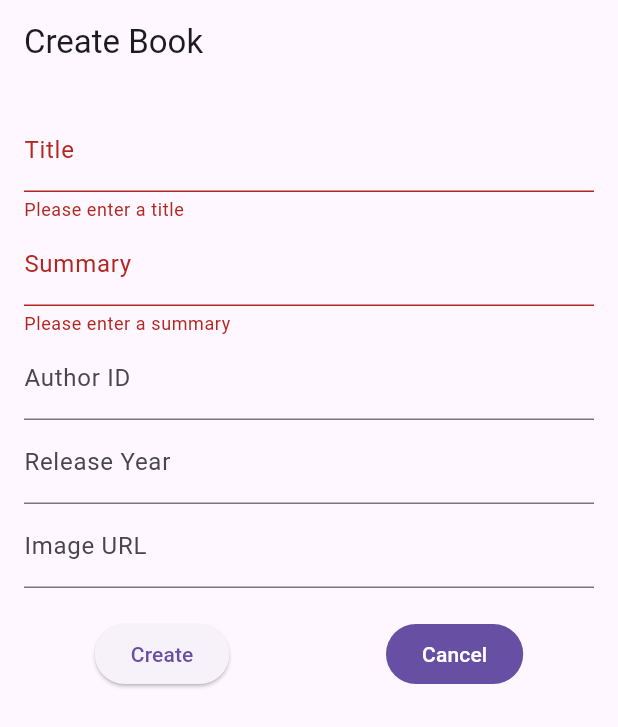
After one commit to Marianx97/movile-apps-development, a Flutter app: the CreateBookScreen screen opened by its route, after a tap on "Create", on a phone screen of 412 x 824 dp. The commit adds this screen. Shown: the top 727 px of the screen. Run offline on Flutter 3.47's test engine with Material 3 defaults, Android fonts, the phone set to English and light mode, and no system bars; our stand-ins replace floor, go_router, sqflite; accounts and stored records are empty; generated files the repository leaves out were written again.

Commit message:
[parcial_1] - Added create/edit book screens

```diff
--- a/parcial_1/lib/core/router/app_router.dart
+++ b/parcial_1/lib/core/router/app_router.dart
@@ -1,6 +1,8 @@
 import 'package:go_router/go_router.dart';
 import 'package:parcial_1/presentation/screens/book_details_screen.dart';
 import 'package:parcial_1/presentation/screens/books_screen.dart';
+import 'package:parcial_1/presentation/screens/create_book_screen.dart';
+import 'package:parcial_1/presentation/screens/edit_book_screen.dart';
 import 'package:parcial_1/presentation/screens/login_screen.dart';
 import 'package:parcial_1/presentation/screens/signup_screen.dart';
 
@@ -31,6 +33,21 @@ final appRouter = GoRouter(
           bookId: int.tryParse(bookId ?? '') ?? -1,
         );
       },
-    )
+    ),
+    GoRoute(
+      path: '/books/add',
+      name: CreateBookScreen.name,
+      builder:(context, state) => const CreateBookScreen(),
+    ),
+    GoRoute(
+      path: '/books/edit/:bookId',
+      name: EditBookScreen.name,
+      builder: (context, state) {
+        final bookId = state.pathParameters['bookId'];
+        return EditBookScreen(
+          bookId: int.tryParse(bookId ?? '') ?? -1,
+        );
+      },
+    ),
   ],
 );
--- /dev/null
+++ b/parcial_1/lib/presentation/screens/book_form.dart
@@ -0,0 +1,153 @@
+import 'package:flutter/material.dart';
+import 'package:go_router/go_router.dart';
+import 'package:parcial_1/domain/book.dart';
+import 'package:parcial_1/presentation/screens/books_screen.dart';
+
+class BookForm extends StatefulWidget {
+  final Book? book;
+  final Function(Book) onSave;
+
+  const BookForm({
+    super.key,
+    this.book,
+    required this.onSave
+  });
+
+  @override
+  State<BookForm> createState() => _BookFormState();
+}
+
+class _BookFormState extends State<BookForm> {
+  final _formKey = GlobalKey<FormState>();
+  late TextEditingController _titleController;
+  late TextEditingController _summaryController;
+  late TextEditingController _authorIdController;
+  late TextEditingController _releaseYearController;
+  late TextEditingController _imageUrlController;
+
+  /// TODO:
+  /// - Remove this when implementing repository logic
+  late int _booksLength;
+
+  @override
+  void initState() {
+    super.initState();
+    _titleController = TextEditingController(text: widget.book?.title ?? '');
+    _summaryController = TextEditingController(text: widget.book?.summary ?? '');
+    _authorIdController = TextEditingController(text: widget.book?.authorId?.toString() ?? '');
+    _releaseYearController = TextEditingController(text: widget.book?.releaseYear?.toString() ?? '');
+    _imageUrlController = TextEditingController(text: widget.book?.imageUrl ?? '');
+    _booksLength = books.length;
+  }
+
+  @override
+  void dispose() {
+    _titleController.dispose();
+    _summaryController.dispose();
+    _authorIdController.dispose();
+    _releaseYearController.dispose();
+    _imageUrlController.dispose();
+    super.dispose();
+  }
+
+  void _saveForm() {
+    if (_formKey.currentState!.validate()) {
+      final book = Book(
+        id: widget.book?.id ?? _booksLength + 1,
+        title: _titleController.text,
+        summary: _summaryController.text,
+        authorId: int.tryParse(_authorIdController.text),
+        releaseYear: int.tryParse(_releaseYearController.text),
+        imageUrl: _imageUrlController.text,
+      );
+      widget.onSave(book);
+    }
+  }
+
+  @override
+  Widget build(BuildContext context) {
+    return Form(
+      key: _formKey,
+      child: Padding(
+        padding: const EdgeInsets.all(16.0),
+        child: Column(
+          children: [
+            TextFormField(
+              controller: _titleController,
+              decoration: const InputDecoration(labelText: 'Title'),
+              validator: (value) {
+                if (value == null || value.isEmpty) {
+                  return 'Please enter a title';
+                }
+                return null;
+              },
+            ),
+            TextFormField(
+              controller: _summaryController,
+              decoration: const InputDecoration(labelText: 'Summary'),
+              validator: (value) {
+                if (value == null || value.isEmpty) {
+                  return 'Please enter a summary';
+                }
+                return null;
+              },
+            ),
+            TextFormField(
+              controller: _authorIdController,
+              decoration: const InputDecoration(labelText: 'Author ID'),
+              keyboardType: TextInputType.number,
+              // validator: (value) {
+              //   if (value != null && value.isNotEmpty && int.tryParse(value) == null) {
+              //     return 'Please enter a valid number';
+              //   }
+              //   return null;
+              // },
+            ),
+            TextFormField(
+              controller: _releaseYearController,
+              decoration: const InputDecoration(labelText: 'Release Year'),
+              keyboardType: TextInputType.number,
+              // validator: (value) {
+              //   if (value != null && value.isNotEmpty && int.tryParse(value) == null) {
+              //     return 'Please enter a valid number';
+              //   }
+              //   return null;
+              // },
+            ),
+            TextFormField(
+              controller: _imageUrlController,
+              decoration: const InputDecoration(labelText: 'Image URL'),
+              // validator: (value) {
+              //   if (value == null || value.isEmpty) {
+              //     return 'Please enter an image URL';
+              //   }
+              //   return null;
+              // },
+            ),
+            const SizedBox(height: 20),
+            Row(
+              mainAxisAlignment: MainAxisAlignment.spaceEvenly,
+              children: [
+                ElevatedButton(
+                  onPressed: _saveForm,
+                  child: Text(widget.book == null ? 'Create' : 'Save'),
+                ),
+                const SizedBox(width: 10),
+                FilledButton(
+                  onPressed: () {
+                    if (widget.book == null) {
+                      context.goNamed(BooksScreen.name);
+                    } else {
+                      context.go('/book_detail/${widget.book?.id}');
+                    }
+                  },
+                  child: const Text('Cancel'),
+                ),
+              ],
+            ),
+          ],
+        ),
+      ),
+    );
+  }
+}
--- /dev/null
+++ b/parcial_1/lib/presentation/screens/create_book_screen.dart
@@ -0,0 +1,27 @@
+import 'package:flutter/material.dart';
+import 'package:go_router/go_router.dart';
+import 'package:parcial_1/domain/book.dart';
+import 'package:parcial_1/presentation/screens/book_form.dart';
+import 'package:parcial_1/presentation/screens/books_screen.dart';
+
+class CreateBookScreen extends StatelessWidget {
+  static const name = 'create_book_screen';
+  const CreateBookScreen({super.key});
+
+  void _createBook(BuildContext context, Book book) {
+    books.add(book);
+    context.goNamed(BooksScreen.name);
+  }
+
+  @override
+  Widget build(BuildContext context) {
+    return Scaffold(
+      appBar: AppBar(
+        title: const Text('Create Book'),
+      ),
+      body: BookForm(
+        onSave: (book) => _createBook(context, book),
+      ),
+    );
+  }
+}
--- /dev/null
+++ b/parcial_1/lib/presentation/screens/edit_book_screen.dart
@@ -0,0 +1,35 @@
+import 'package:flutter/material.dart';
+import 'package:go_router/go_router.dart';
+import 'package:parcial_1/domain/book.dart';
+import 'package:parcial_1/presentation/screens/book_form.dart';
+
+class EditBookScreen extends StatelessWidget {
+  static const name = 'edit_book_screen';
+  final int bookId;
+
+  const EditBookScreen({
+    super.key,
+    required this.bookId,
+  });
+
+  void _editBook(BuildContext context, Book updatedBook) {
+    books.removeWhere((book) => book.id == updatedBook.id);
+    books.add(updatedBook);
+    context.go('/book_detail/${updatedBook.id}');
+  }
+
+  @override
+  Widget build(BuildContext context) {
+    final Book book = books.firstWhere((book) => book.id == bookId);
+
+    return Scaffold(
+      appBar: AppBar(
+        title: const Text('Edit Book'),
+      ),
+      body: BookForm(
+        book: book,
+        onSave: (updatedBook) => _editBook(context, updatedBook),
+      ),
+    );
+  }
+}
```
Also changed, not shown: parcial_1/lib/presentation/screens/book_details_screen.dart (+8 -1 lines), parcial_1/lib/presentation/screens/books_screen.dart (+26 -4 lines), parcial_1/lib/presentation/widgets/edit_button.dart (added, +22 -0 lines), parcial_1/lib/presentation/widgets/go_back_button.dart (added, +21 -0 lines).
